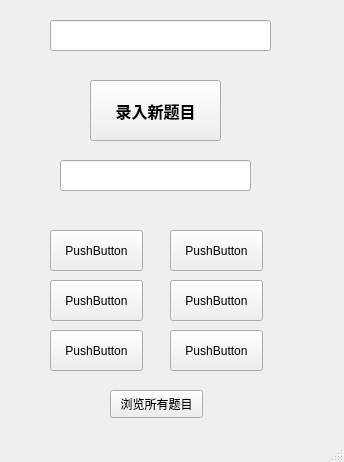
The window that mainwindow.ui (Nartsam/MistakeCopy) describes before a commit, drawn with Qt 5.
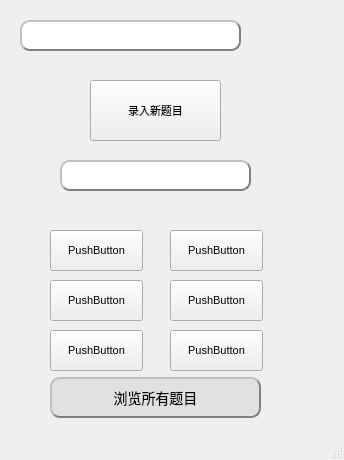
The same window after the commit. Icons and pictures are not drawn.

```diff
--- a/mainwindow.ui
+++ b/mainwindow.ui
@@ -7,22 +7,39 @@
     <x>0</x>
     <y>0</y>
     <width>344</width>
-    <height>462</height>
+    <height>460</height>
    </rect>
   </property>
+  <property name="font">
+   <font>
+    <family>Microsoft YaHei UI</family>
+    <pointsize>8</pointsize>
+    <italic>false</italic>
+    <bold>false</bold>
+   </font>
+  </property>
   <property name="windowTitle">
    <string>MainWindow</string>
   </property>
+  <property name="autoFillBackground">
+   <bool>false</bool>
+  </property>
+  <property name="styleSheet">
+   <string notr="true"/>
+  </property>
   <widget class="QWidget" name="centralwidget">
    <widget class="QLineEdit" name="search_lineEdit">
     <property name="geometry">
      <rect>
-      <x>50</x>
+      <x>20</x>
       <y>20</y>
       <width>221</width>
       <height>31</height>
      </rect>
     </property>
+    <property name="styleSheet">
+     <string notr="true">QLineEdit{border:2px groove gray;border-radius:10px;padding:2px 4px;border-style: outset;}</string>
+    </property>
    </widget>
    <widget class="QLineEdit" name="tags_lineEdit">
     <property name="geometry">
@@ -33,6 +50,9 @@
       <height>31</height>
      </rect>
     </property>
+    <property name="styleSheet">
+     <string notr="true">QLineEdit { border:2px groove gray;border-radius:10px;padding:2px 4px;border-style: outset; }</string>
+    </property>
    </widget>
    <widget class="QPushButton" name="add_pushButton">
     <property name="geometry">
@@ -46,9 +66,9 @@
     <property name="font">
      <font>
       <family>Microsoft YaHei UI</family>
-      <pointsize>12</pointsize>
+      <pointsize>8</pointsize>
       <italic>false</italic>
-      <bold>true</bold>
+      <bold>false</bold>
      </font>
     </property>
     <property name="text">
@@ -136,12 +156,25 @@
    <widget class="QPushButton" name="view_all_pushButton">
     <property name="geometry">
      <rect>
-      <x>110</x>
-      <y>390</y>
-      <width>93</width>
-      <height>28</height>
+      <x>50</x>
+      <y>377</y>
+      <width>211</width>
+      <height>41</height>
      </rect>
     </property>
+    <property name="font">
+     <font>
+      <family>Microsoft YaHei UI</family>
+      <pointsize>-1</pointsize>
+      <italic>false</italic>
+      <bold>false</bold>
+     </font>
+    </property>
+    <property name="styleSheet">
+     <string notr="true">QPushButton{ background-color:rgb(225,225,225); border:2px groove gray;border-radius:10px;padding:2px 4px;border-style: outset;font-family: &quot;Microsoft YaHei UI&quot;;font-size: 14px;}
+QPushButton:hover{background-color:rgb(229, 241, 251); color: black;}
+QPushButton:pressed{background-color:rgb(204, 228, 247);border-style: inset;}</string>
+    </property>
     <property name="text">
      <string>浏览所有题目</string>
     </property>
```
Left out of the diff: 38 changed lines with no effect on the pictures.
